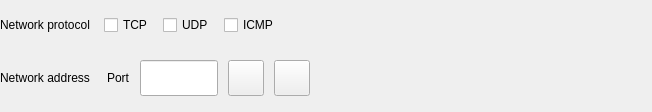
openeuler-mirror/ks-scmc-gui, file src/common/security-widgets/network-access-item.ui: the form before one commit.
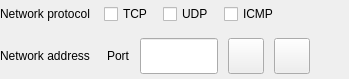
The form after the commit.

Commit message: fix（common）：modify preferred fixed - 不固定网络访问控制列表项的高度

Diff of the .ui file:
```diff
--- a/src/common/security-widgets/network-access-item.ui
+++ b/src/common/security-widgets/network-access-item.ui
@@ -6,12 +6,12 @@
    <rect>
     <x>0</x>
     <y>0</y>
-    <width>652</width>
-    <height>112</height>
+    <width>349</width>
+    <height>79</height>
    </rect>
   </property>
   <property name="sizePolicy">
-   <sizepolicy hsizetype="Fixed" vsizetype="Fixed">
+   <sizepolicy hsizetype="Preferred" vsizetype="Preferred">
     <horstretch>0</horstretch>
     <verstretch>0</verstretch>
    </sizepolicy>
```
